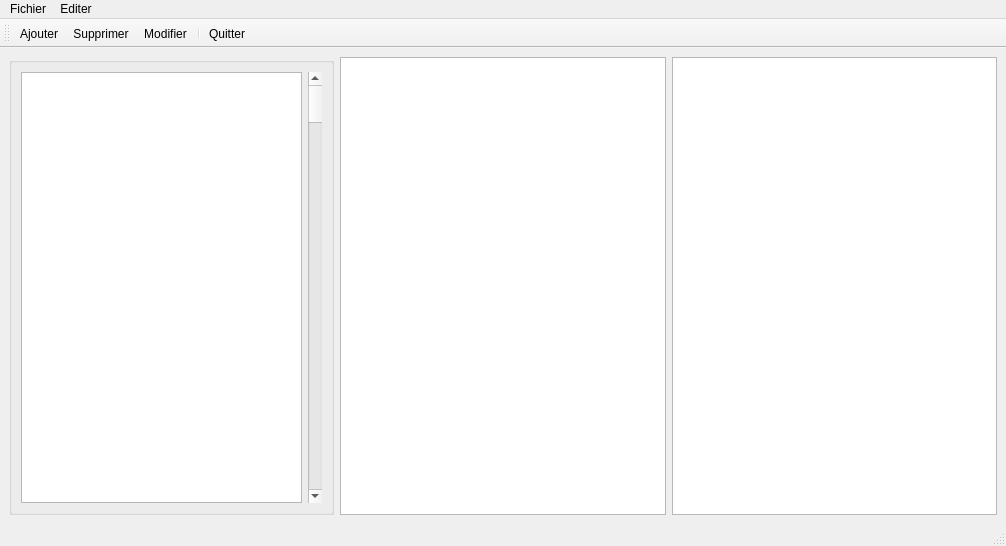
This is TaskManagement/mainwindow.ui in Silvec-aka/QtApp as Qt 5 draws it before an edit. The edited form follows.
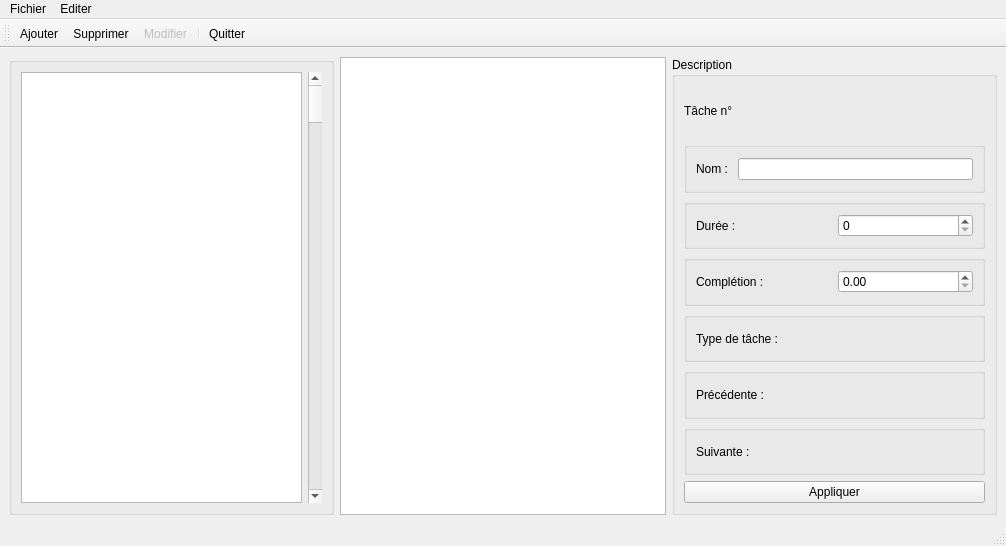
This is the edited form.

Commit message: Actualisation de la description + Actualisation des actions

Patch:
```diff
--- a/TaskManagement/mainwindow.ui
+++ b/TaskManagement/mainwindow.ui
@@ -38,7 +38,132 @@
      <widget class="QTreeView" name="treeView"/>
     </item>
     <item>
-     <widget class="QTextBrowser" name="textBrowser"/>
+     <widget class="QGroupBox" name="Description">
+      <property name="title">
+       <string>Description</string>
+      </property>
+      <layout class="QVBoxLayout" name="verticalLayout">
+       <item>
+        <widget class="QLabel" name="DescriptionLabel">
+         <property name="text">
+          <string>Tâche n°</string>
+         </property>
+        </widget>
+       </item>
+       <item>
+        <widget class="QGroupBox" name="groupBox_3">
+         <property name="title">
+          <string/>
+         </property>
+         <layout class="QHBoxLayout" name="horizontalLayout_3">
+          <item>
+           <widget class="QLabel" name="label_2">
+            <property name="text">
+             <string>Nom : </string>
+            </property>
+           </widget>
+          </item>
+          <item>
+           <widget class="QLineEdit" name="nameString"/>
+          </item>
+         </layout>
+        </widget>
+       </item>
+       <item>
+        <widget class="QGroupBox" name="groupBox_5">
+         <property name="title">
+          <string/>
+         </property>
+         <layout class="QHBoxLayout" name="horizontalLayout_6">
+          <item>
+           <widget class="QLabel" name="label_4">
+            <property name="text">
+             <string>Durée :</string>
+            </property>
+           </widget>
+          </item>
+          <item>
+           <widget class="QSpinBox" name="time"/>
+          </item>
+         </layout>
+        </widget>
+       </item>
+       <item>
+        <widget class="QGroupBox" name="groupBox_6">
+         <property name="title">
+          <string/>
+         </property>
+         <layout class="QHBoxLayout" name="horizontalLayout_4">
+          <item>
+           <widget class="QLabel" name="label_5">
+            <property name="text">
+             <string>Complétion : </string>
+            </property>
+           </widget>
+          </item>
+          <item>
+           <widget class="QDoubleSpinBox" name="completion"/>
+          </item>
+         </layout>
+        </widget>
+       </item>
+       <item>
+        <widget class="QGroupBox" name="groupBox_4">
+         <property name="title">
+          <string/>
+         </property>
+         <layout class="QVBoxLayout" name="verticalLayout_4">
+          <item>
+           <widget class="QLabel" name="taskType">
+            <property name="text">
+             <string>Type de tâche :</string>
+            </property>
+           </widget>
+          </item>
+         </layout>
+        </widget>
+       </item>
+       <item>
+        <widget class="QGroupBox" name="groupBox_7">
+         <property name="title">
+          <string/>
+         </property>
+         <layout class="QVBoxLayout" name="verticalLayout_2">
+          <item>
+           <widget class="QLabel" name="precedenteName">
+            <property name="text">
+             <string>Précédente :</string>
+            </property>
+           </widget>
+          </item>
+         </layout>
+        </widget>
+       </item>
+       <item>
+        <widget class="QGroupBox" name="groupBox_8">
+         <property name="title">
+          <string/>
+         </property>
+         <layout class="QVBoxLayout" name="verticalLayout_3">
+          <item>
+           <widget class="QLabel" name="suivanteName">
+            <property name="text">
+             <string>Suivante :</string>
+            </property>
+           </widget>
+          </item>
+         </layout>
+        </widget>
+       </item>
+       <item>
+        <widget class="QPushButton" name="pushButton">
+         <property name="text">
+          <string>Appliquer</string>
+         </property>
+        </widget>
+       </item>
+      </layout>
+     </widget>
     </item>
    </layout>
   </widget>
@@ -127,6 +252,9 @@
    </property>
   </action>
   <action name="actionModifier">
+   <property name="enabled">
+    <bool>false</bool>
+   </property>
    <property name="text">
     <string>Modifier</string>
    </property>
```
Left out of the diff: 34 changed lines with no effect on the pictures. The commit also changes 4 other files.
